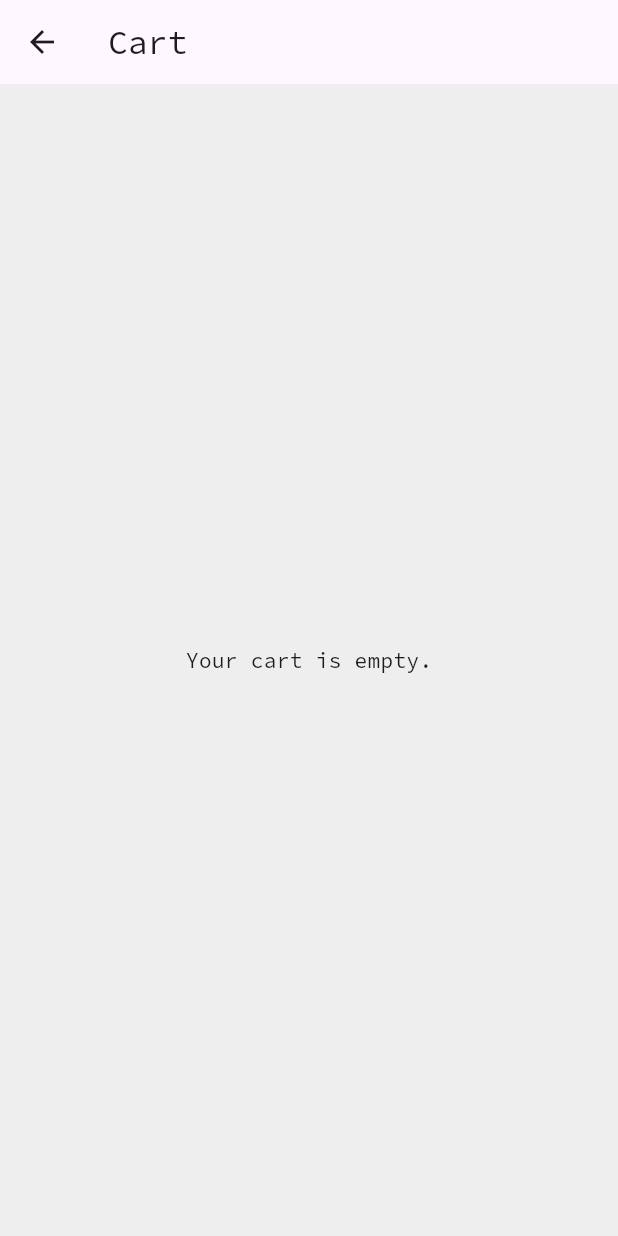
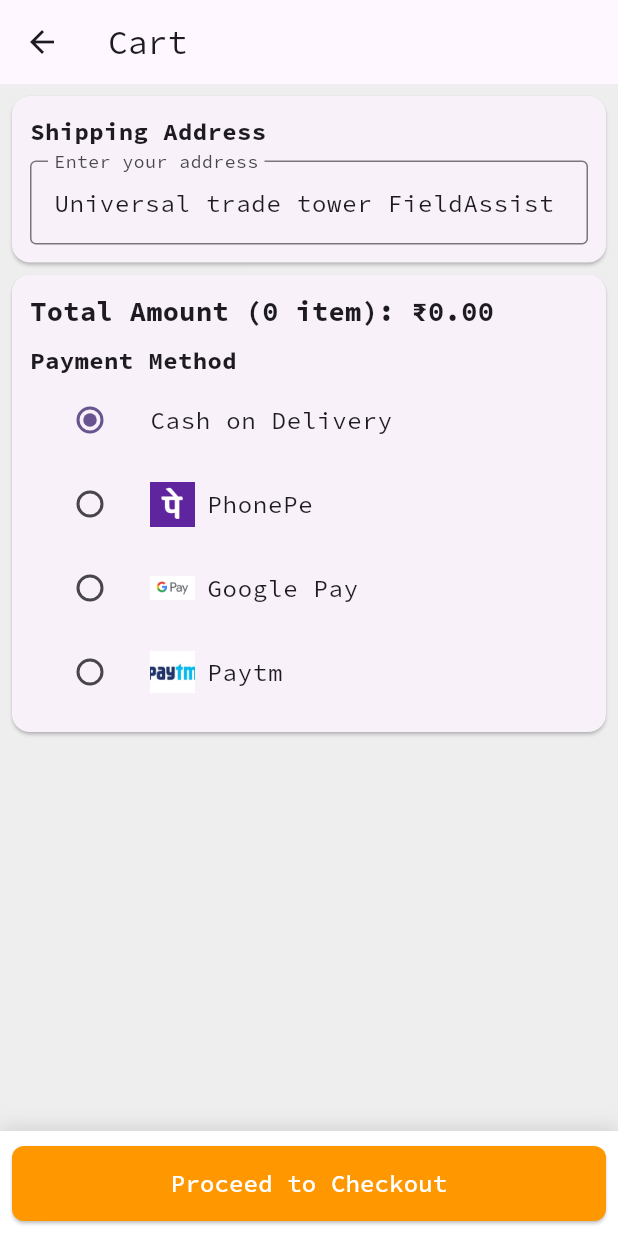
Before and after one commit to Vineetkumarsingh12/Flutter-E-commerce, a Flutter app: the CartPage screen opened directly, on a phone screen of 412 x 824 dp. Run offline on Flutter 3.47's test engine with Material 3 defaults, Android fonts, the phone set to English and light mode, and no system bars; our stand-ins replace cached_network_image, carousel_slider, flutter_cache_manager, flutter_rating, get, google_fonts and 4 more; accounts and stored records are empty; network calls fail.

Commit message:
fix the re-render issue on cart screen

```diff
--- a/lib/providers/cart.dart
+++ b/lib/providers/cart.dart
@@ -12,7 +12,7 @@ class CartProvider extends ChangeNotifier {
 
   final  DatabaseService  _db= DatabaseService();
 
-  double totalPrice=0.0;
+
 
 
 
@@ -41,7 +41,7 @@ class CartProvider extends ChangeNotifier {
 
     }
 
-    totalPrice+=price;
+
     await _db.insertOrUpdateCartItem((CartItem(id: id, quantity: cart[id]!)));
     notifyListeners();
   }
@@ -60,7 +60,7 @@ class CartProvider extends ChangeNotifier {
         await _db.insertOrUpdateCartItem(CartItem(id: id, quantity: cart[id]!));
       }
 
-      totalPrice-=price;
+
       notifyListeners();
     }
   }
@@ -74,8 +74,7 @@ class CartProvider extends ChangeNotifier {
       cart.remove(id);
       await _db.deleteProduct(id);
     }
-    totalPrice-=(cart[id]??0*price);
-    totalPrice+=(count*price);
+
 
     notifyListeners();
   }
--- a/lib/screen/cartPage.dart
+++ b/lib/screen/cartPage.dart
@@ -1,9 +1,9 @@
 import 'package:flutter/material.dart';
+import 'package:logger/logger.dart';
 import 'package:provider/provider.dart';
 import '../components/cartTile.dart';
-import '../data/model/product.dart';
 import '../providers/cart.dart';
-import '../services/databaseServices.dart';
+import '../providers/product.dart';
 
 class CartPage extends StatefulWidget {
   const CartPage({super.key});
@@ -13,32 +13,14 @@ class CartPage extends StatefulWidget {
 }
 
 class _CartPageState extends State<CartPage> {
-  late Future<List<MapEntry<Product, int>>> productsFuture;
-
-  int itemCount = 0;
-
-  // Address field
   String _address = 'Universal trade tower FieldAssist';
   final TextEditingController _addressController = TextEditingController();
 
-  // Payment method selection
   String _selectedPaymentMethod = 'Cash on Delivery';
 
   @override
   void initState() {
     super.initState();
-
-    // Fetch cart data when the widget is initialized
-    final cartProvider = Provider.of<CartProvider>(context, listen: false);
-    final cartData = cartProvider.cart;
-
-    productsFuture = Future.wait(
-      cartData.entries.map((entry) async {
-        final product = await DatabaseService().singleProduct(entry.key);
-        return MapEntry(product!, entry.value);
-      }),
-    );
-
     _addressController.text = _address;
   }
 
@@ -50,30 +32,34 @@ class _CartPageState extends State<CartPage> {
 
   @override
   Widget build(BuildContext context) {
-    final cartProvider = Provider.of<CartProvider>(context);
-
     return Scaffold(
       appBar: AppBar(
         title: const Text('Cart'),
       ),
       backgroundColor: Colors.grey[200],
-      body: FutureBuilder<List<MapEntry<Product, int>>>(
-        future: productsFuture,
-        builder: (context, snapshot) {
-          if (snapshot.connectionState == ConnectionState.waiting) {
-            return const Center(child: CircularProgressIndicator());
-          } else if (snapshot.hasError) {
-            return Center(child: Text('Error: ${snapshot.error}'));
-          } else if (!snapshot.hasData || snapshot.data!.isEmpty) {
-            return const Center(child: Text('Your cart is empty.'));
+      body: Consumer2<CartProvider, ProductProvider>(
+        builder: (context, cartProvider, productProvider, child) {
+          if (!productProvider.isData) {
+            Logger().i("Fetching products...");
+            productProvider.getProducts();
           }
 
-          final products = snapshot.data!;
-          itemCount = products.length;
+          final cartItems = cartProvider.cart.entries.toList();
+          final totalPrice = cartItems.fold<double>(
+            0.0,
+                (total, entry) {
+              final product = productProvider.products.firstWhere(
+                    (p) => p.id == entry.key,
+                orElse: () => throw Exception("Product not found"),
+              );
+              return total + (product.price * entry.value);
+            },
+          );
+
+          final itemCount = cartItems.fold<int>(0, (sum, entry) => sum + entry.value);
 
           return Column(
             children: [
-              // Cart content
               Expanded(
                 child: ListView(
                   padding: const EdgeInsets.all(8.0),
@@ -118,7 +104,7 @@ class _CartPageState extends State<CartPage> {
                           crossAxisAlignment: CrossAxisAlignment.start,
                           children: [
                             Text(
-                              'Total Amount (${itemCount} item${itemCount > 1 ? 's' : ''}): ₹${cartProvider.totalPrice.toStringAsFixed(2)}',
+                              'Total Amount ($itemCount item${itemCount > 1 ? 's' : ''}): ₹${totalPrice.toStringAsFixed(2)}',
                               style: const TextStyle(
                                   fontSize: 18, fontWeight: FontWeight.bold),
                             ),
@@ -206,11 +192,15 @@ class _CartPageState extends State<CartPage> {
                     ListView.builder(
                       shrinkWrap: true,
                       physics: const NeverScrollableScrollPhysics(),
-                      itemCount: products.length,
+                      itemCount: cartItems.length,
                       itemBuilder: (context, index) {
-                        final productEntry = products[index];
-                        final product = productEntry.key;
-                        final quantity = productEntry.value;
+                        final entry = cartItems[index];
+                        final productId = entry.key;
+                        final quantity = entry.value;
+                        final product = productProvider.products.firstWhere(
+                              (p) => p.id == productId,
+                          orElse: () => throw Exception("Product not found"),
+                        );
 
                         return CartTile(product: product, quantity: quantity);
                       },
@@ -219,9 +209,10 @@ class _CartPageState extends State<CartPage> {
                 ),
               ),
 
-              // Checkout Button fixed at bottom
+              // Checkout Button
               Container(
-                padding: const EdgeInsets.symmetric(horizontal: 8.0, vertical: 10.0),
+                padding:
+                const EdgeInsets.symmetric(horizontal: 8.0, vertical: 10.0),
                 decoration: BoxDecoration(
                   color: Colors.white,
                   boxShadow: [
@@ -234,7 +225,7 @@ class _CartPageState extends State<CartPage> {
                 ),
                 child: ElevatedButton(
                   onPressed: () {
-                    // Add your checkout logic here
+                    // Checkout logic here
                   },
                   style: ElevatedButton.styleFrom(
                     backgroundColor: Colors.orange,
--- a/lib/services/databaseServices.dart
+++ b/lib/services/databaseServices.dart
@@ -95,6 +95,11 @@ class DatabaseService {
     await _cartStore.record(productId).delete(db);
   }
 
+  Future<void> deleteAllCartItem() async{
+    final db=await _ensureDbInitialized();
+    await _cartStore.delete(db);
+  }
+
   Future<void> updateCartItemQuantity(int productId, int quantity) async {
     final db = await _ensureDbInitialized();
     final cartItemRecord = await _cartStore.record(productId).get(db);
```
Also changed, not shown: lib/components/cartTile.dart (+5 -5 lines), lib/screen/authentication/signup.dart (+8 -8 lines).
